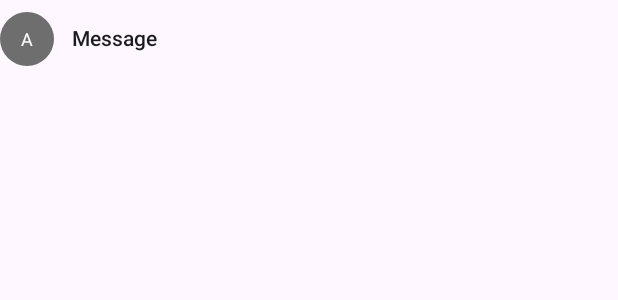
After one commit to fadlurahmanfdev/kotlin_feature_notification, an Android app: the layout call_notification_small.xml on its own in the app's theme, with its tools: preview values and no code run, on a phone screen of 412 x 824 dp. The commit adds this screen. Shown: the top 300 px of the screen. Run offline under Robolectric (Android 15) with nearby library versions, the phone set to English and light mode, and no system bars.

Commit message:
feat(library): update call notification using custom content view

```diff
--- a/app/src/main/java/com/fadlurahmanfdev/example/service/AppPushlyCallService.kt
+++ b/app/src/main/java/com/fadlurahmanfdev/example/service/AppPushlyCallService.kt
@@ -1,6 +1,7 @@
 package com.fadlurahmanfdev.example.service
 
 import android.content.Intent
+import android.widget.RemoteViews
 import androidx.core.app.Person
 import com.fadlurahmanfdev.example.R
 import com.fadlurahmanfdev.example.domain.AppPushlyNotification
@@ -24,6 +25,7 @@ class AppPushlyCallService : PushlyCallService() {
                 bundle = null,
                 clazz = AppPushlyCallReceiver::class.java
             ),
+            answerText = "Answer",
             channelId = "CALL-CHANNEL",
             declineIntent = PushlyCallNotification.getAnswerPendingIntent(
                 context = applicationContext,
@@ -31,11 +33,11 @@ class AppPushlyCallService : PushlyCallService() {
                 bundle = null,
                 clazz = AppPushlyCallReceiver::class.java
             ),
+            declineText = "Decline",
             isVideo = false,
-            message = "Message",
+            message = "Incoming Call",
             pendingIntent = null,
             smallIcon = R.drawable.il_media_islam,
-            title = "Title",
             user = Person.Builder().setName("Taufik Fadlurahman Fajari")
                 .setImportant(true)
                 .build()
--- a/app/src/main/res/values/colors.xml
+++ b/app/src/main/res/values/colors.xml
@@ -2,4 +2,5 @@
 <resources>
     <color name="black">#FF000000</color>
     <color name="white">#FFFFFFFF</color>
+    <color name="grey">#6E6E6E</color>
 </resources>
--- /dev/null
+++ b/pushly/src/main/res/drawable/avatar_background.xml
@@ -0,0 +1,4 @@
+<?xml version="1.0" encoding="utf-8"?>
+<shape xmlns:android="http://schemas.android.com/apk/res/android" android:shape="oval">
+    <solid android:color="#6E6E6E"/>
+</shape>
--- /dev/null
+++ b/pushly/src/main/res/layout/call_notification_small.xml
@@ -0,0 +1,32 @@
+<?xml version="1.0" encoding="utf-8"?>
+<LinearLayout xmlns:android="http://schemas.android.com/apk/res/android"
+    android:layout_width="match_parent"
+    android:layout_height="wrap_content"
+    android:orientation="horizontal"
+    android:layout_marginTop="8dp">
+    <TextView
+        android:id="@+id/tv_avatar"
+        android:layout_width="36dp"
+        android:layout_height="36dp"
+        style="@style/TextAppearance.Compat.Notification.Info"
+        android:background="@drawable/avatar_background"
+        android:gravity="center"
+        android:text="A"
+        android:textAlignment="center"
+        android:textColor="#FFFF" />
+    <ImageView
+        android:id="@+id/iv_avatar"
+        android:layout_width="36dp"
+        android:layout_height="36dp"
+        android:visibility="gone"
+        android:textAlignment="center"
+        android:textColor="#FFFF" />
+    <TextView
+        android:id="@+id/tv_message"
+        style="@style/TextAppearance.Compat.Notification.Title"
+        android:layout_width="0dp"
+        android:layout_height="wrap_content"
+        android:layout_marginStart="12dp"
+        android:layout_weight="1"
+        android:text="Message" />
+</LinearLayout>
```
Also changed, not shown: pushly/src/main/java/com/fadlurahmanfdev/pushly/BasePushlyNotification.kt (+43 -6 lines).
